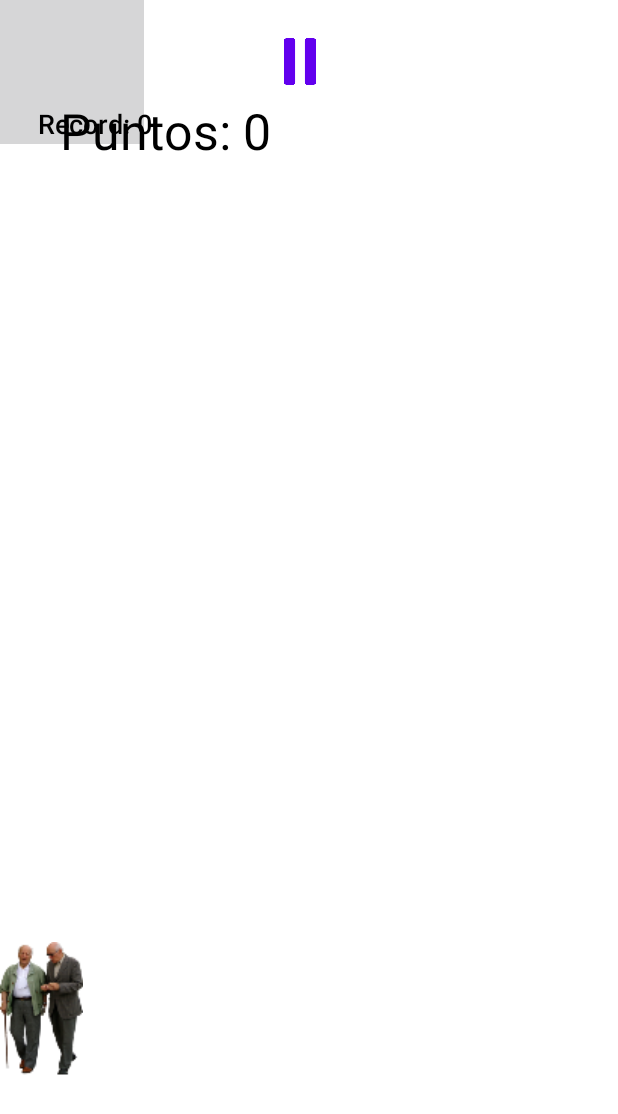
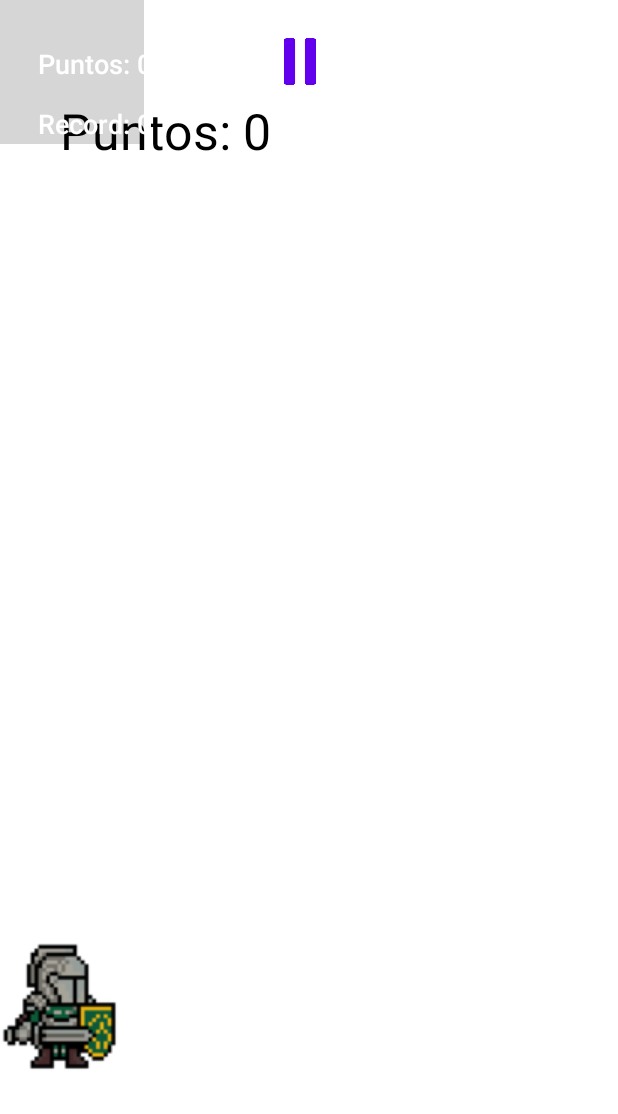
Before and after one commit to Dahdiego/DodgeBit, an Android app: the layout activity_main2.xml on its own in the app's theme, with its tools: preview values and no code run, on a phone screen of 412 x 824 dp. Shown: the top 1114 px of the screen. Run offline under Robolectric (Android 15) with nearby library versions, the phone set to English and light mode, and no system bars.

Commit message:
cambios menores

```diff
--- a/app/src/main/java/com/example/dodgebit_/DodgeBit.kt
+++ b/app/src/main/java/com/example/dodgebit_/DodgeBit.kt
@@ -6,6 +6,7 @@ import android.content.Context
 import android.database.sqlite.SQLiteDatabase
 import android.graphics.BitmapFactory
 import android.graphics.Canvas
+import android.graphics.Color
 import android.graphics.Paint
 import android.os.Bundle
 import android.os.Handler
@@ -25,6 +26,8 @@ class DodgeBit : AppCompatActivity() {
     private lateinit var db: SQLiteDatabase
     private lateinit var gameView: SwordGameView
     private lateinit var tvRecord: TextView
+    private lateinit var tvPuntos: TextView
+    private lateinit var tvVelocidad: TextView
 
 
     override fun onCreate(savedInstanceState: Bundle?) {
@@ -32,6 +35,8 @@ class DodgeBit : AppCompatActivity() {
         setContentView(R.layout.activity_main2)
 
         tvRecord = findViewById(R.id.tvRecord)
+        tvPuntos = findViewById(R.id.tvPuntos)
+        tvVelocidad = findViewById(R.id.tvVelocidad)
         dbHelper = SQLiteHelper(this)
 
         val pauseButton = findViewById<Button>(R.id.pause_button)
@@ -44,7 +49,9 @@ class DodgeBit : AppCompatActivity() {
         pauseButton.setOnClickListener {
             gameView.pauseGame()
         }
-        tvRecord.text = "Record: ${gameView.getRecord()}"
+        tvRecord.post {
+            tvRecord.text = "Record: ${gameView.getRecord()}"
+        }
     }
 
     class SwordGameView(context: Context, attrs: AttributeSet?) : View(context, attrs) {
@@ -52,6 +59,8 @@ class DodgeBit : AppCompatActivity() {
         private lateinit var dbHelper: SQLiteHelper
         private lateinit var db: SQLiteDatabase
         private lateinit var tvRecord: TextView
+        private lateinit var tvPuntos: TextView
+        private lateinit var tvVelocidad: TextView
         private lateinit var alertDialog: AlertDialog
         private var isPaused = false
         fun setDbHelper(dbHelper: SQLiteHelper) { // Aquí se inicializa dbHelper
@@ -66,13 +75,13 @@ class DodgeBit : AppCompatActivity() {
                 it
             }
 
-        private val swordBitmap = BitmapFactory.decodeResource(resources, R.drawable.espada2).let {
+        private val swordBitmap = BitmapFactory.decodeResource(resources, R.drawable.espada1).let {
             if (it.width <= 0 || it.height <= 0) {
                 throw IllegalArgumentException("Dimensiones espada invalidas")
             }
             it
         }
-        private val playerBitmap = BitmapFactory.decodeResource(resources, R.drawable.player3).let {
+        private val playerBitmap = BitmapFactory.decodeResource(resources, R.drawable.jugador).let {
             if (it.width <= 0 || it.height <= 0) {
                 throw IllegalArgumentException("Dimensiones player invalidas")
             }
@@ -196,17 +205,22 @@ class DodgeBit : AppCompatActivity() {
                 swordCount = 0
 
                 // Invalidate to update the view
+               // addPoint()
                 invalidate()
             } else {
                 checkRecord()
                 resetSpeed()
             }
         }
+        //private fun addPoint() {
+        //    puntos++
+         //   tvPuntos.text = puntos.toString()
+        //}
 
         private fun showGameOverDialog() {
             alertDialog = AlertDialog.Builder(context)
                 .setTitle("Game Over")
-                .setMessage("Cigarros sin Fumar: $puntos")
+                .setMessage("Puntuación : $puntos")
                 .setCancelable(false)
                 .setPositiveButton("Reiniciar") { _, _ ->
                     puntos = 0
--- a/app/src/main/res/layout/activity_main2.xml
+++ b/app/src/main/res/layout/activity_main2.xml
@@ -18,6 +18,28 @@
         android:textSize="18sp" />
 
     <TextView
+        android:id="@+id/tvPuntos"
+        android:layout_width="160dp"
+        android:layout_height="40dp"
+        android:layout_marginLeft="25dp"
+        android:layout_marginTop="30dp"
+        android:fontFamily="sans-serif-medium"
+        android:text="Puntos: 0"
+        android:textSize="18sp"
+        android:textColor="@color/white"/>
+
+    <TextView
+        android:id="@+id/tvVelocidad"
+        android:layout_width="160dp"
+        android:layout_height="40dp"
+        android:layout_marginLeft="245dp"
+        android:layout_marginTop="30dp"
+        android:fontFamily="sans-serif-medium"
+        android:text="velocidad: 12.0"
+        android:textSize="18sp"
+        android:textColor="@color/white"/>
+
+    <TextView
         android:id="@+id/tvRecord"
         android:layout_width="160dp"
         android:layout_height="40dp"
@@ -26,6 +48,6 @@
         android:fontFamily="sans-serif-medium"
         android:text="Record: 0"
         android:textSize="18sp"
-        android:textColor="@color/black"/>
+        android:textColor="@color/white"/>
 
 </FrameLayout>
```
Also changed, not shown: app/src/main/res/drawable/espada.png (added), app/src/main/res/drawable/fondo.png (added), app/src/main/res/drawable/jugador.png (added).
